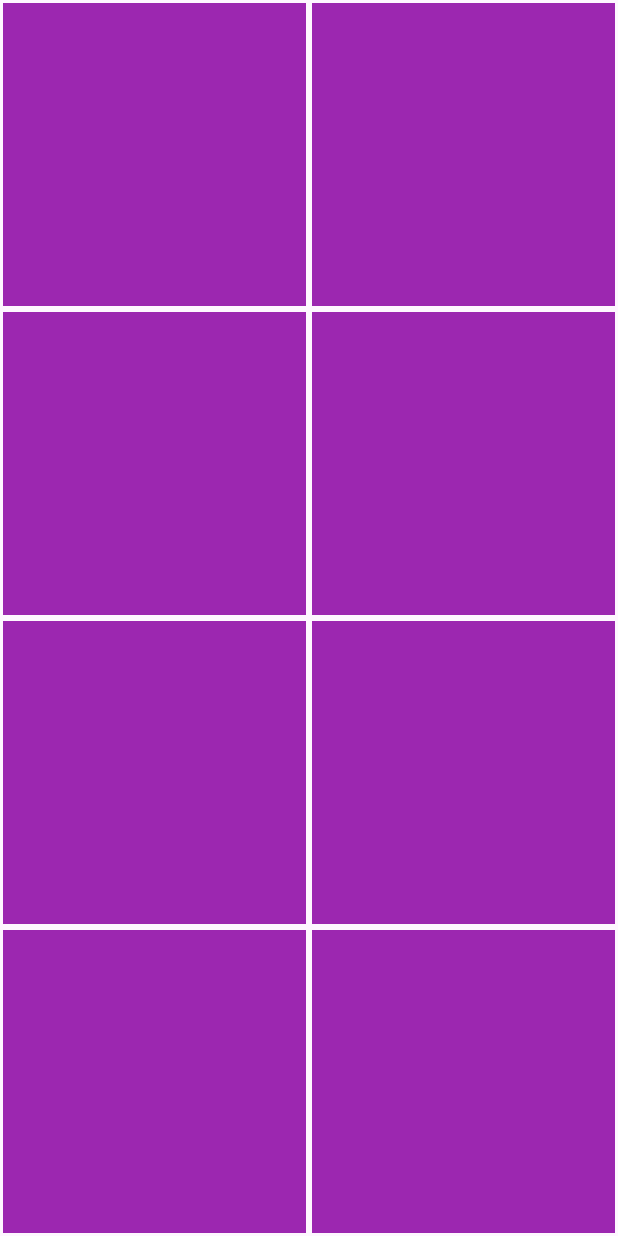
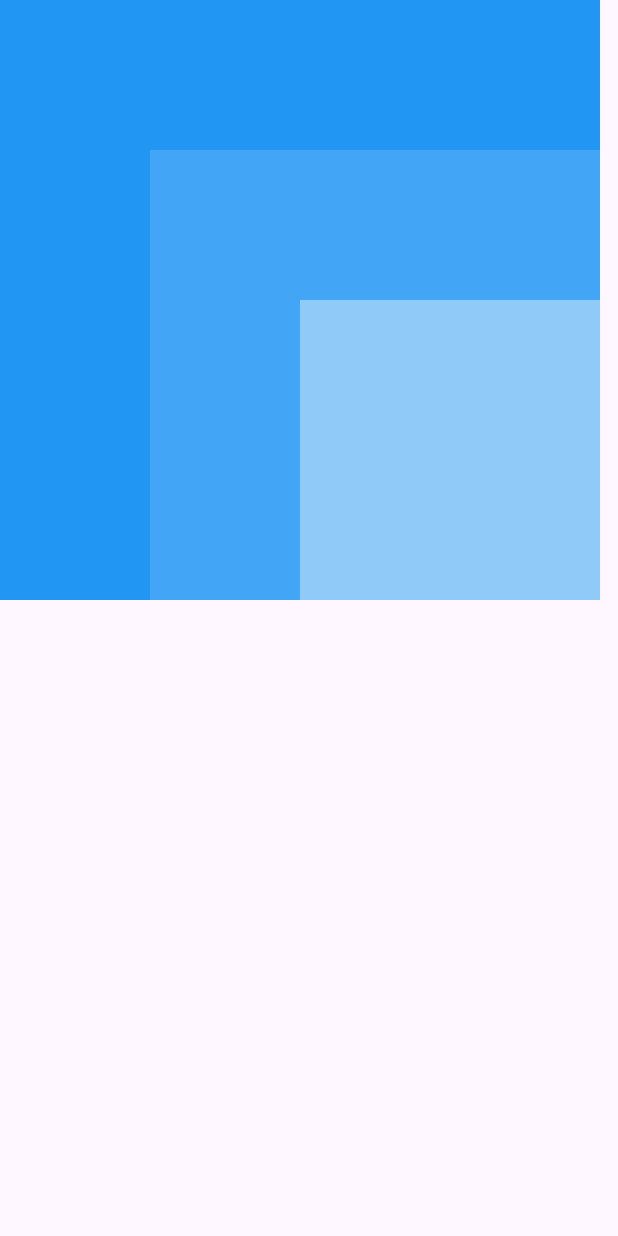
Before and after one commit to Karthik-Patchamatla/flutter-widgets, a Flutter app: the screen it shows after launch, on a phone screen of 412 x 824 dp. Run offline on Flutter 3.47's test engine with Material 3 defaults, Android fonts, the phone set to English and light mode, and no system bars.

Commit message:
Stack Widget

```diff
--- /dev/null
+++ b/widgets/lib/Components/stackwidget.dart
@@ -0,0 +1,41 @@
+import 'package:flutter/material.dart';
+
+class Stackwidget extends StatefulWidget {
+  const Stackwidget({super.key});
+
+  @override
+  State<Stackwidget> createState() => _StackwidgetState();
+}
+
+class _StackwidgetState extends State<Stackwidget> {
+  @override
+  Widget build(BuildContext context) {
+    return MaterialApp(
+      home: Scaffold(
+        body: SafeArea(
+          child: Stack(
+            // the stack widget is nothing but one above other
+            alignment: Alignment.bottomRight,
+            children: [
+              Container(
+                width: 400.0,
+                height: 400.0,
+                color: Colors.blue,
+              ),
+              Container(
+                width: 300.0,
+                height: 300.0,
+                color: Colors.blue[400],
+              ),
+              Container(
+                width: 200.0,
+                height: 200.0,
+                color: Colors.blue[200],
+              ),
+            ],
+          ),
+        ),
+      ),
+    );
+  }
+}
--- a/widgets/lib/main.dart
+++ b/widgets/lib/main.dart
@@ -1,5 +1,6 @@
 import 'package:flutter/material.dart';
-import 'package:widgets/Components/gridviewwidget.dart';
+// import 'package:widgets/Components/gridviewwidget.dart';
+import 'package:widgets/Components/stackwidget.dart';
 // import 'package:widgets/Components/container.dart';
 // import 'package:widgets/Components/row&col.dart';
 // import 'package:widgets/Components/scrollbars.dart';
@@ -16,7 +17,7 @@ class MyApp extends StatelessWidget {
   @override
   Widget build(BuildContext context) {
     return MaterialApp(
-      home: GridViewWidget(),
+      home: Stackwidget()
     );
   }
 }
```
